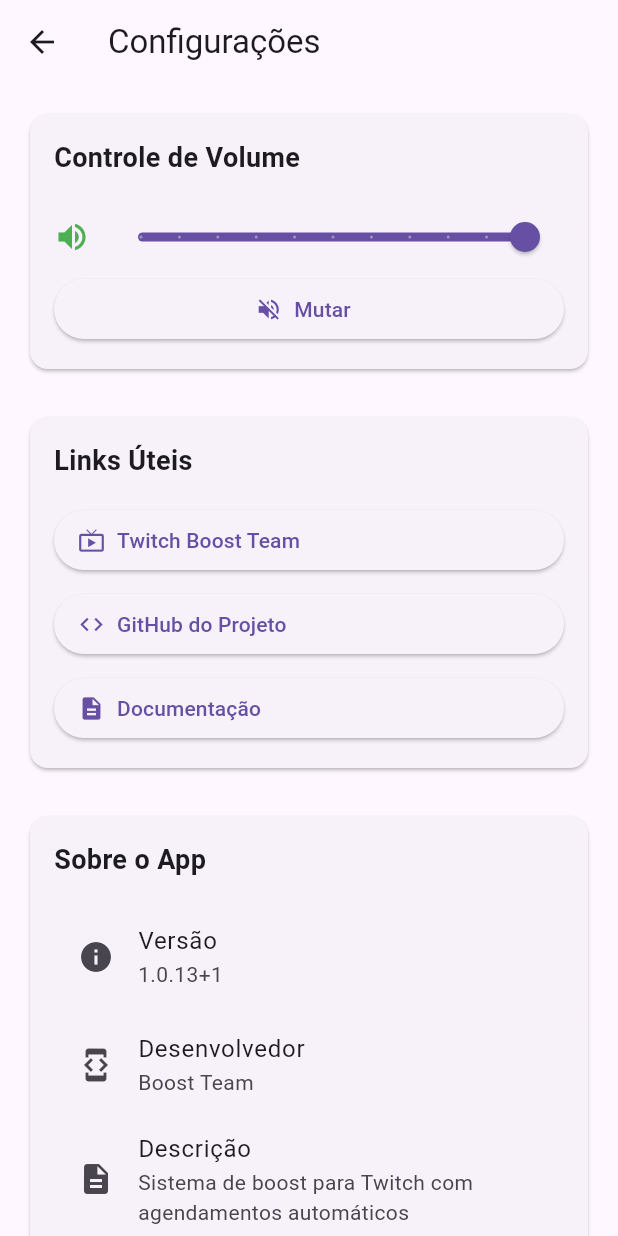
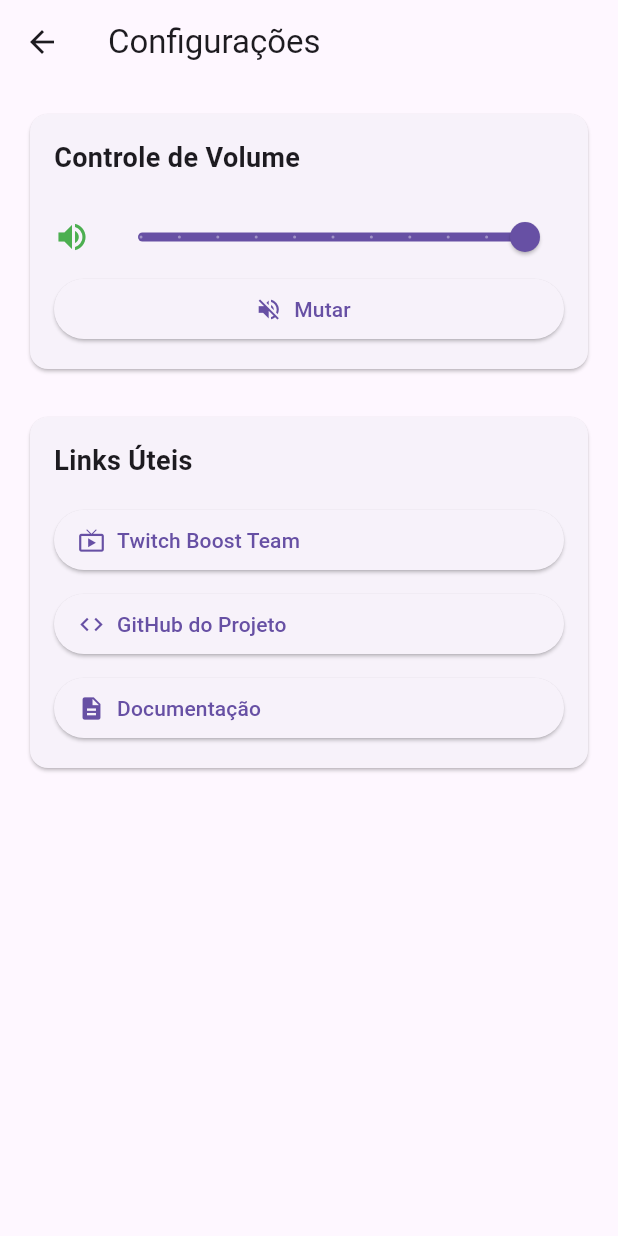
Before and after one commit to Barba2k2/boost_sys_weblurk, a Flutter app: the SettingsPage screen opened by its route, on a phone screen of 412 x 824 dp. Run offline on Flutter 3.47's test engine with Material 3 defaults, Android fonts, the phone set to English and light mode, and no system bars; our stand-ins replace dio, flutter_dotenv, flutter_screenutil, flutter_secure_storage, get_it, go_router and 5 more; missing offline and left inert: asuka, dart:ffi, process_run, shorebird_code_push, validatorless, win32 and 1 more; accounts and stored records are empty.

```diff
--- a/lib/app/features/settings/presentation/pages/settings_page.dart
+++ b/lib/app/features/settings/presentation/pages/settings_page.dart
@@ -5,12 +5,12 @@ import '../../../../core/routes/app_routes.dart';
 import '../viewmodels/settings_viewmodel.dart';
 
 class SettingsPage extends StatelessWidget {
-  final SettingsViewModel viewModel;
-
   const SettingsPage({
     super.key,
     required this.viewModel,
   });
+
+  final SettingsViewModel viewModel;
 
   @override
   Widget build(BuildContext context) {
@@ -28,10 +28,6 @@ class SettingsPage extends StatelessWidget {
           _buildVolumeSection(),
           const SizedBox(height: 24),
           _buildUrlSection(),
-          const SizedBox(height: 24),
-          _buildAboutSection(),
-          const SizedBox(height: 24),
-          _buildDangerSection(),
         ],
       ),
     );
@@ -71,8 +67,6 @@ class SettingsPage extends StatelessWidget {
                         Expanded(
                           child: Slider(
                             value: viewModel.currentVolume,
-                            min: 0.0,
-                            max: 1.0,
                             divisions: 10,
                             label:
                                 '${(viewModel.currentVolume * 100).round()}%',
@@ -191,130 +185,4 @@ class SettingsPage extends StatelessWidget {
       },
     );
   }
-
-  Widget _buildAboutSection() {
-    return Card(
-      child: Padding(
-        padding: const EdgeInsets.all(16),
-        child: Column(
-          crossAxisAlignment: CrossAxisAlignment.start,
-          children: [
-            const Text(
-              'Sobre o App',
-              style: TextStyle(
-                fontSize: 18,
-                fontWeight: FontWeight.bold,
-              ),
-            ),
-            const SizedBox(height: 16),
-            const ListTile(
-              leading: Icon(Icons.info),
-              title: Text('Versão'),
-              subtitle: Text('1.0.13+1'),
-            ),
-            const ListTile(
-              leading: Icon(Icons.developer_mode),
-              title: Text('Desenvolvedor'),
-              subtitle: Text('Boost Team'),
-            ),
-            const ListTile(
-              leading: Icon(Icons.description),
-              title: Text('Descrição'),
-              subtitle: Text(
-                  'Sistema de boost para Twitch com agendamentos automáticos'),
-            ),
-          ],
-        ),
-      ),
-    );
-  }
-
-  Widget _buildDangerSection() {
-    return Card(
-      color: Colors.red.shade50,
-      child: Padding(
-        padding: const EdgeInsets.all(16),
-        child: Column(
-          crossAxisAlignment: CrossAxisAlignment.start,
-          children: [
-            Row(
-              children: [
-                Icon(Icons.warning, color: Colors.red.shade700),
-                const SizedBox(width: 8),
-                Text(
-                  'Zona de Perigo',
-                  style: TextStyle(
-                    fontSize: 18,
-                    fontWeight: FontWeight.bold,
-                    color: Colors.red.shade700,
-                  ),
-                ),
-              ],
-            ),
-            const SizedBox(height: 16),
-            ListenableBuilder(
-              listenable: viewModel.terminateAppCommand,
-              builder: (context, child) {
-                final command = viewModel.terminateAppCommand;
-
-                return SizedBox(
-                  width: double.infinity,
-                  child: ElevatedButton.icon(
-                    onPressed: command.running
-                        ? null
-                        : () => _showTerminateDialog(context),
-                    icon: command.running
-                        ? const SizedBox(
-                            width: 16,
-                            height: 16,
-                            child: CircularProgressIndicator(strokeWidth: 2),
-                          )
-                        : const Icon(Icons.exit_to_app),
-                    label: Text(
-                      command.running
-                          ? 'Processando...'
-                          : 'Encerrar Aplicativo',
-                    ),
-                    style: ElevatedButton.styleFrom(
-                      backgroundColor: Colors.red.shade600,
-                      foregroundColor: Colors.white,
-                    ),
-                  ),
-                );
-              },
-            ),
-          ],
-        ),
-      ),
-    );
-  }
-
-  void _showTerminateDialog(BuildContext context) {
-    showDialog(
-      context: context,
-      builder: (context) => AlertDialog(
-        title: const Text('Encerrar Aplicativo'),
-        content: const Text(
-          'Tem certeza que deseja encerrar o aplicativo? Esta ação não pode ser desfeita.',
-        ),
-        actions: [
-          TextButton(
-            onPressed: () => Navigator.of(context).pop(),
-            child: const Text('Cancelar'),
-          ),
-          ElevatedButton(
-            onPressed: () {
-              Navigator.of(context).pop();
-              viewModel.terminateAppCommand.execute();
-            },
-            style: ElevatedButton.styleFrom(
-              backgroundColor: Colors.red.shade600,
-              foregroundColor: Colors.white,
-            ),
-            child: const Text('Encerrar'),
-          ),
-        ],
-      ),
-    );
-  }
 }
```
